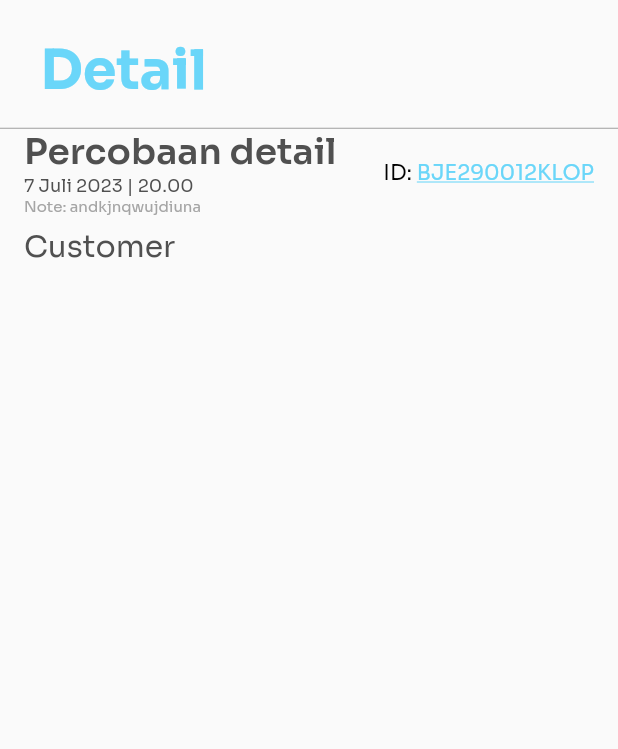
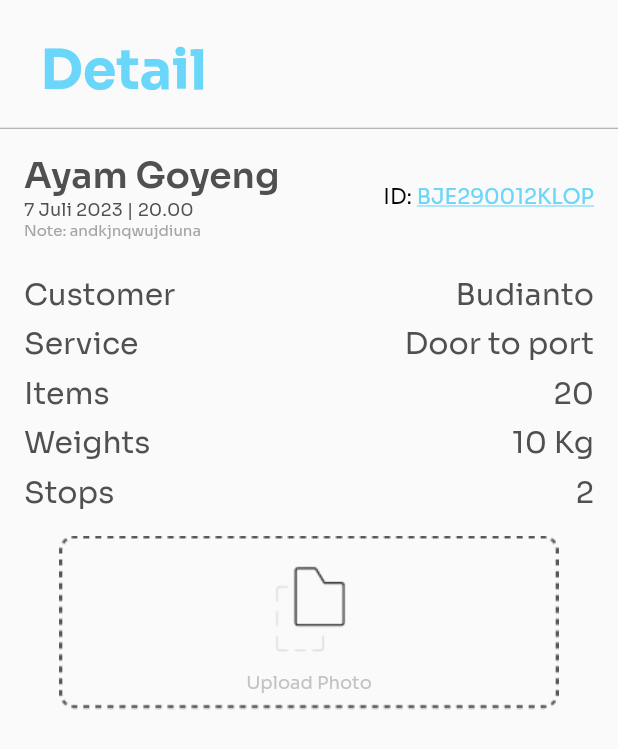
Before and after one commit to OrangJenius/coldstorage, a Flutter app: the detail_Penjemputan screen opened directly, on a phone screen of 412 x 824 dp. Shown: the top 749 px of the screen. Run offline on Flutter 3.47's test engine with Material 2 defaults, Android fonts, the phone set to English and light mode, and no system bars.

Commit message:
image upload photo

```diff
--- a/driver_cold_storage/lib/screens/detail_penjemputan.dart
+++ b/driver_cold_storage/lib/screens/detail_penjemputan.dart
@@ -30,6 +30,9 @@ class _detailPenjemputanState extends State<detail_Penjemputan> {
                 height: 1,
                 color: Colors.grey,
               ),
+              SizedBox(
+                height: 16,
+              ),
               Row(
                 children: [
                   Expanded(
@@ -39,7 +42,7 @@ class _detailPenjemputanState extends State<detail_Penjemputan> {
                         Padding(
                           padding: EdgeInsets.only(left: 16),
                           child: Text(
-                            "Percobaan detail",
+                            "Ayam Goyeng",
                             style: TextStyle(
                               fontFamily: 'Sora',
                               fontWeight: FontWeight.w600,
@@ -106,7 +109,7 @@ class _detailPenjemputanState extends State<detail_Penjemputan> {
                 ],
               ),
               SizedBox(
-                height: 8,
+                height: 24,
               ),
               Row(
                 children: [
@@ -121,9 +124,174 @@ class _detailPenjemputanState extends State<detail_Penjemputan> {
                         color: Color(0xFF505050),
                       ),
                     ),
-                  )
+                  ),
+                  Expanded(child: Container()),
+                  Padding(
+                    padding: EdgeInsets.only(right: 16),
+                    child: Text(
+                      "Budianto",
+                      style: TextStyle(
+                        fontFamily: 'Sora',
+                        fontSize: 20,
+                        fontWeight: FontWeight.w400,
+                        color: Color(0xFF505050),
+                      ),
+                    ),
+                  ),
                 ],
-              )
+              ),
+              SizedBox(
+                height: 8,
+              ),
+              Row(
+                children: [
+                  Padding(
+                    padding: EdgeInsets.only(left: 16),
+                    child: Text(
+                      "Service",
+                      style: TextStyle(
+                        fontFamily: 'Sora',
+                        fontSize: 20,
+                        fontWeight: FontWeight.w400,
+                        color: Color(0xFF505050),
+                      ),
+                    ),
+                  ),
+                  Expanded(child: Container()),
+                  Padding(
+                    padding: EdgeInsets.only(right: 16),
+                    child: Text(
+                      "Door to port",
+                      style: TextStyle(
+                        fontFamily: 'Sora',
+                        fontSize: 20,
+                        fontWeight: FontWeight.w400,
+                        color: Color(0xFF505050),
+                      ),
+                    ),
+                  ),
+                ],
+              ),
+              SizedBox(
+                height: 8,
+              ),
+              Row(
+                children: [
+                  Padding(
+                    padding: EdgeInsets.only(left: 16),
+                    child: Text(
+                      "Items",
+                      style: TextStyle(
+                        fontFamily: 'Sora',
+                        fontSize: 20,
+                        fontWeight: FontWeight.w400,
+                        color: Color(0xFF505050),
+                      ),
+                    ),
+                  ),
+                  Expanded(child: Container()),
+                  Padding(
+                    padding: EdgeInsets.only(right: 16),
+                    child: Text(
+                      "20",
+                      style: TextStyle(
+                        fontFamily: 'Sora',
+                        fontSize: 20,
+                        fontWeight: FontWeight.w400,
+                        color: Color(0xFF505050),
+                      ),
+                    ),
+                  ),
+                ],
+              ),
+              SizedBox(
+                height: 8,
+              ),
+              Row(
+                children: [
+                  Padding(
+                    padding: EdgeInsets.only(left: 16),
+                    child: Text(
+                      "Weights",
+                      style: TextStyle(
+                        fontFamily: 'Sora',
+                        fontSize: 20,
+                        fontWeight: FontWeight.w400,
+                        color: Color(0xFF505050),
+                      ),
+                    ),
+                  ),
+                  Expanded(child: Container()),
+                  Padding(
+                    padding: EdgeInsets.only(right: 16),
+                    child: Text(
+                      "10 Kg",
+                      style: TextStyle(
+                        fontFamily: 'Sora',
+                        fontSize: 20,
+                        fontWeight: FontWeight.w400,
+                        color: Color(0xFF505050),
+                      ),
+                    ),
+                  ),
+                ],
+              ),
+              SizedBox(
+                height: 8,
+              ),
+              Row(
+                children: [
+                  Padding(
+                    padding: EdgeInsets.only(left: 16),
+                    child: Text(
+                      "Stops",
+                      style: TextStyle(
+                        fontFamily: 'Sora',
+                        fontSize: 20,
+                        fontWeight: FontWeight.w400,
+                        color: Color(0xFF505050),
+                      ),
+                    ),
+                  ),
+                  Expanded(child: Container()),
+                  Padding(
+                    padding: EdgeInsets.only(right: 16),
+                    child: Text(
+                      "2",
+                      style: TextStyle(
+                        fontFamily: 'Sora',
+                        fontSize: 20,
+                        fontWeight: FontWeight.w400,
+                        color: Color(0xFF505050),
+                      ),
+                    ),
+                  ),
+                ],
+              ),
+              SizedBox(
+                height: 16,
+              ),
+              Stack(
+                alignment: Alignment.center,
+                children: [
+                  Image.asset('assets/Rectangle 310.png'),
+                  Column(
+                    children: [
+                      Image.asset('assets/Folder_copy_duotone_line.png'),
+                      Text(
+                        'Upload Photo',
+                        style: TextStyle(
+                          fontFamily: 'Sora',
+                          fontSize: 12,
+                          fontStyle: FontStyle.normal,
+                          fontWeight: FontWeight.w400,
+                          color: Color(0xB2ABABAB),
+                        ),
+                      ),
+                    ],
+                  ),
+                ],
+              ),
             ],
           ),
         ),
--- a/driver_cold_storage/lib/screens/splashScreen.dart
+++ b/driver_cold_storage/lib/screens/splashScreen.dart
@@ -1,6 +1,6 @@
-import 'package:driver_cold_storage/screens/home.dart';
 import 'package:driver_cold_storage/screens/login.dart';
 import 'package:flutter/material.dart';
+import 'detail_penjemputan.dart';
 
 class SplashScreen extends StatefulWidget {
   @override
@@ -20,7 +20,7 @@ class _SplashScreenState extends State<SplashScreen> {
 
     // Navigate to the main screen
     Navigator.of(context).pushReplacement(
-      MaterialPageRoute(builder: (context) => Login()),
+      MaterialPageRoute(builder: (context) => detail_Penjemputan()),
     );
   }
 
```
Also changed, not shown: driver_cold_storage/assets/Folder_copy_duotone_line.png (added), driver_cold_storage/assets/Rectangle 310.png (added).
